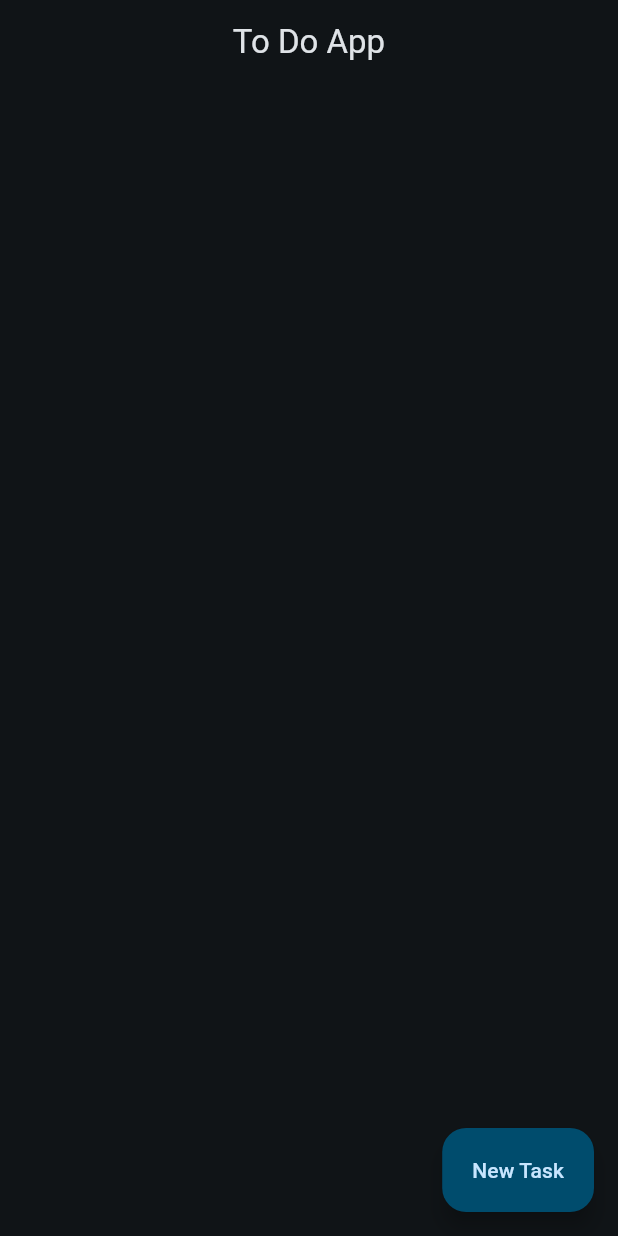
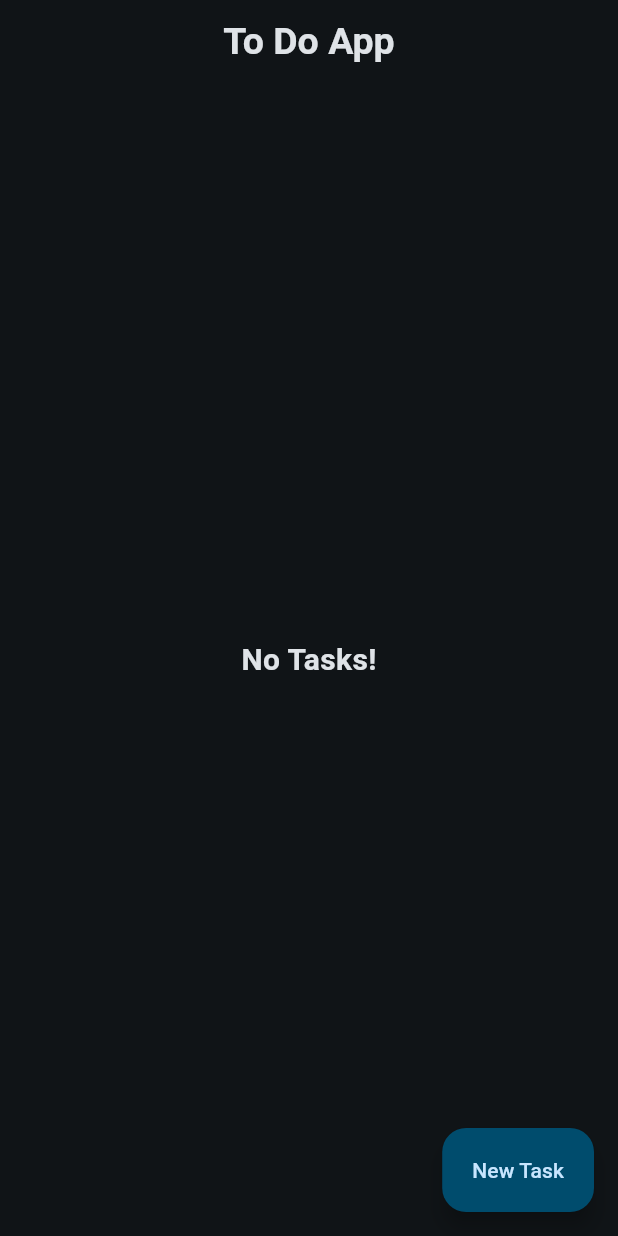
Before and after one commit to Aflah3100/Flutter-To-Do-App, a Flutter app: the screen it shows after launch, on a phone screen of 412 x 824 dp. Run offline on Flutter 3.47's test engine with Material 3 defaults, Android fonts, the phone set to English and light mode, and no system bars; network calls fail.

Commit message:
Text and font size updated , Snack bar added

```diff
--- a/lib/main.dart
+++ b/lib/main.dart
@@ -15,6 +15,7 @@ class MyApp extends StatelessWidget {
   Widget build(BuildContext context) {
     return MaterialApp(
       title: 'To-Do-App',
+
       theme: const MaterialTheme(TextTheme()).light(),
       darkTheme: const MaterialTheme(TextTheme()).dark(),
       themeMode: ThemeMode.dark,
--- a/lib/screens/screen_todolists.dart
+++ b/lib/screens/screen_todolists.dart
@@ -14,14 +14,31 @@ class ScreenToDoLists extends StatelessWidget {
     });
     return Scaffold(
       appBar: AppBar(
-        title: const Text('To Do App'),
+        title: const Text(
+          'To Do App',
+          style: TextStyle(fontSize: 25.0, fontWeight: FontWeight.bold),
+        ),
         centerTitle: true,
       ),
       body: ValueListenableBuilder(
           valueListenable: ToDoListsServer.instance.taskListNotifier,
           builder:
               (BuildContext context, List<TasksModel> taskList, Widget? _) {
-            return ListView.separated(
+            return (taskList.isEmpty)
+                ? const Column(
+                    mainAxisAlignment: MainAxisAlignment.center,
+                    crossAxisAlignment: CrossAxisAlignment.center,
+                    children: [
+                      Center(
+                        child: Text(
+                          'No Tasks!',
+                          style: TextStyle(
+                              fontWeight: FontWeight.bold, fontSize: 20.0),
+                        ),
+                      )
+                    ],
+                  )
+                : ListView.separated(
                     itemBuilder: (BuildContext ctx, int index) {
                       final task = taskList[index];
 
@@ -39,16 +56,19 @@ class ScreenToDoLists extends StatelessWidget {
                             leading: CircleAvatar(
                               child: Text(
                                 (index + 1).toString(),
-                            style: const TextStyle(fontWeight: FontWeight.bold),
+                                style: const TextStyle(
+                                    fontWeight: FontWeight.bold),
                               ),
                             ),
                             title: Center(
                                 child: Text(
                               task.title,
-                          style: const TextStyle(fontWeight: FontWeight.bold),
+                              style:
+                                  const TextStyle(fontWeight: FontWeight.bold),
                             )),
                             subtitle: Center(child: Text(task.description)),
-                        trailing: PopupMenuButton(onSelected: (value) async {
+                            trailing:
+                                PopupMenuButton(onSelected: (value) async {
                               final result = await ToDoListsServer.instance
                                   .deleteTask(task.id);
 
```
Also changed, not shown: lib/screens/screen_tasks.dart (+10 -0 lines). Lines whose indentation alone changed are shown as unchanged.
